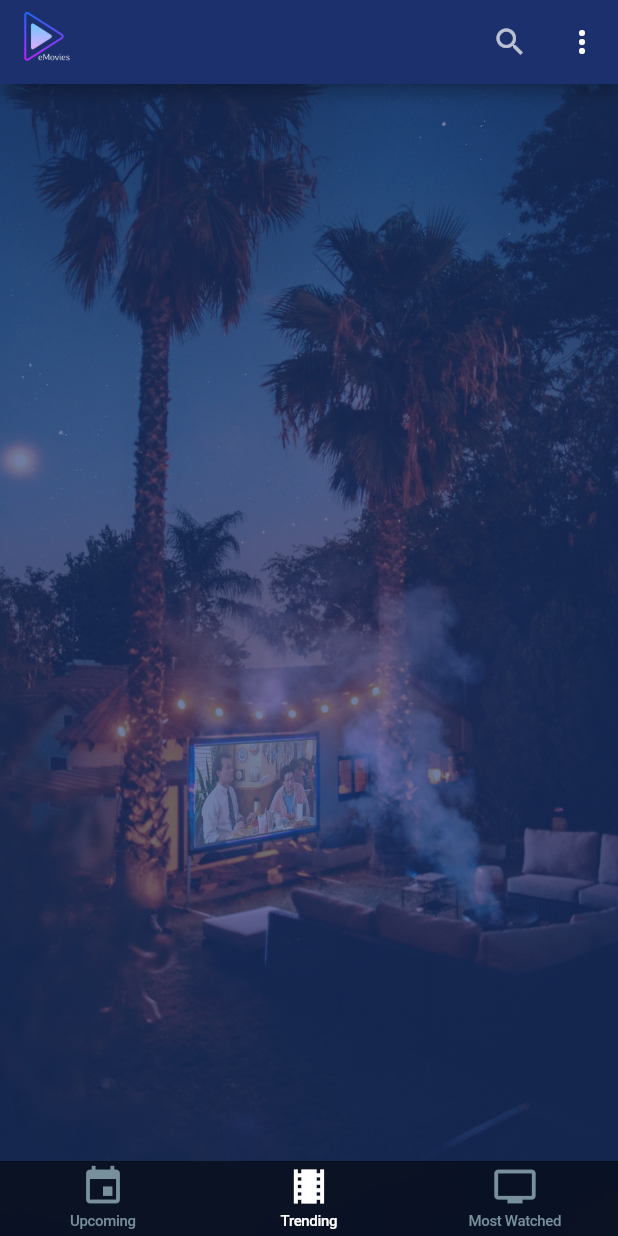
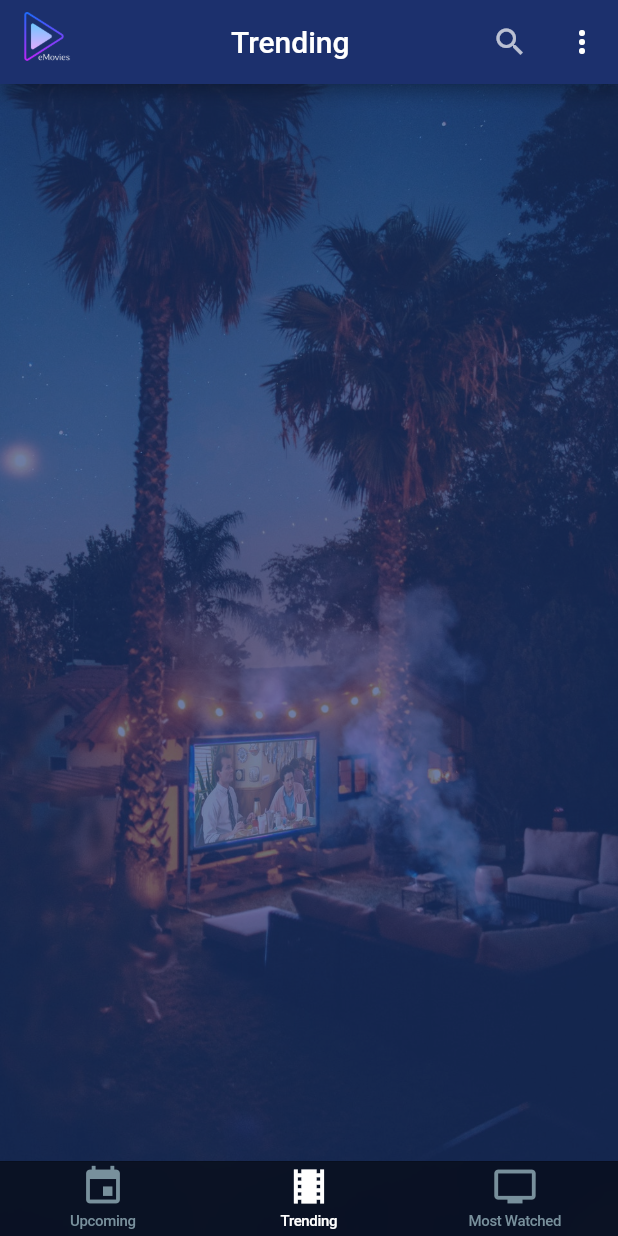
Before and after one commit to melhamin/eMovies, a Flutter app: the screen it shows after launch, on a phone screen of 412 x 824 dp. Run offline on Flutter 3.47's test engine with Material 2 defaults, Android fonts, the phone set to English and light mode, and no system bars; our stand-ins replace cached_network_image, rating_bar; network calls fail.

Commit message:
fixed some navigation issues

```diff
--- a/lib/main.dart
+++ b/lib/main.dart
@@ -1,4 +1,6 @@
 import 'package:e_movies/pages/movie_details_page.dart';
+import 'package:e_movies/pages/trending_movies_page.dart';
+import 'package:e_movies/pages/upcoming_movies_page.dart';
 import 'package:flutter/material.dart';
 import 'package:provider/provider.dart';
 
@@ -26,14 +28,20 @@ class MyApp extends StatelessWidget {
           scaffoldBackgroundColor: Colors.transparent,
           textTheme: TextTheme(
             subtitle1: TextStyle(
+              fontSize: 14,
+              fontFamily: 'OpenSans',
+              fontWeight: FontWeight.w500,
+              color: Colors.white,
+            ),
+            subtitle2: TextStyle(
               fontSize: 12,
-              fontFamily: 'Roboto',
+              fontFamily: 'OpenSans',
               color: Colors.white70,
             ),
             headline6: TextStyle(
               fontSize: 16,
-              fontFamily: 'Roboto',
-              // fontWeight: FontWeight.bold,
+              fontFamily: 'OpenSans',
+              fontWeight: FontWeight.w500,
               color: Colors.white,
             ),
           ),
@@ -41,7 +49,10 @@ class MyApp extends StatelessWidget {
         home: MainPage(),
         debugShowCheckedModeBanner: false,
         routes: {
+          MainPage.routeName: (ctx) => MainPage(),
           MovieDetailPage.routeName: (ctx) => MovieDetailPage(),
+          TrendingMoviesPage.routeName: (ctx) => TrendingMoviesPage(),
+          UpcomingMoviesPage.routeName: (ctx) => UpcomingMoviesPage(),
         },
       ),
     );
--- a/lib/pages/main_page.dart
+++ b/lib/pages/main_page.dart
@@ -5,11 +5,11 @@ import 'package:e_movies/pages/upcoming_movies_page.dart';
 import 'package:flutter/material.dart';
 
 import 'package:e_movies/widgets/bottom_tab_bar.dart';
-import 'package:e_movies/pages/favorites_page.dart';
 import 'package:e_movies/widgets/e_app_bar.dart';
 
 
 class MainPage extends StatefulWidget {
+  static const routeName = '/main-page';
   @override
   _MainPageState createState() => _MainPageState();
 }
@@ -18,6 +18,12 @@ class _MainPageState extends State<MainPage>
     with SingleTickerProviderStateMixin {
   TabController _tabController;
   int _selectedIndex = 1;
+
+  Map<int, String> _titles = {
+    0: 'Upcoming',
+    1: 'Trending',
+    2: 'Most Watched',
+  };
 
   @override
   initState() {
@@ -71,7 +77,7 @@ class _MainPageState extends State<MainPage>
 
     final _content = Scaffold(
       appBar: PreferredSize(
-        child: EAppBar(),
+        child: EAppBar(_titles[_selectedIndex]),
         preferredSize: Size.fromHeight(kToolbarHeight),
       ),
       body: Stack(
--- a/lib/pages/trending_movies_page.dart
+++ b/lib/pages/trending_movies_page.dart
@@ -11,6 +11,7 @@ enum MovieLoaderStatus {
 }
 
 class TrendingMoviesPage extends StatefulWidget {
+  static const routeName = '/trending-page';
   TrendingMoviesPage({
     Key key,
   }) : super(key: key);
--- a/lib/pages/upcoming_movies_page.dart
+++ b/lib/pages/upcoming_movies_page.dart
@@ -11,6 +11,7 @@ enum MovieLoaderStatus {
 }
 
 class UpcomingMoviesPage extends StatefulWidget {
+  static const routeName = '/upcoming-page';
   UpcomingMoviesPage({
     Key key,
   }) : super(key: key);
--- a/lib/widgets/e_app_bar.dart
+++ b/lib/widgets/e_app_bar.dart
@@ -4,6 +4,9 @@ import 'package:provider/provider.dart';
 import 'package:e_movies/providers/movies.dart';
 
 class EAppBar extends StatefulWidget {
+  final title;
+
+  EAppBar(this.title);
   @override
   _EAppBarState createState() => _EAppBarState();
 }
@@ -50,7 +53,6 @@ class _EAppBarState extends State<EAppBar> {
         color: Colors.white70,
         icon: Icon(Icons.search),
         onPressed: () {
-          Provider.of<Movies>(context, listen:false).getMovieDetails(181812);
           setState(() {
             _isSearching = true;
           });
@@ -108,12 +110,22 @@ class _EAppBarState extends State<EAppBar> {
     });
   }
 
+  Widget app() {
+    return Row(
+      mainAxisAlignment: MainAxisAlignment.spaceBetween,
+      children: <Widget>[
+        Flexible(flex: 1, child: EMoviesIcon()),
+        Flexible(flex: 3, child: Align(alignment: Alignment.center, child: Text(widget.title))),
+      ],
+    );
+  }
+
   @override
   Widget build(BuildContext context) {
     return AppBar(
       automaticallyImplyLeading: false,
       centerTitle: false,
-      title: _isSearching ? _buildSearchField() : EMoviesIcon(),
+      title: _isSearching ? _buildSearchField() : app(),
       leading: _isSearching ? _backButton() : null,
       actions: _buildActions(),
     );
```
Also changed, not shown: lib/pages/movie_details_page.dart (+119 -89 lines), pubspec.yaml (+11 -1 lines), assets/fonts/open_sans/OpenSans-Regular.ttf (added), assets/fonts/roboto_condensed/RobotoCondensed-Regular.ttf (added), lib/widgets/movie_item.dart (line endings or trailing spaces), pubspec.lock.
